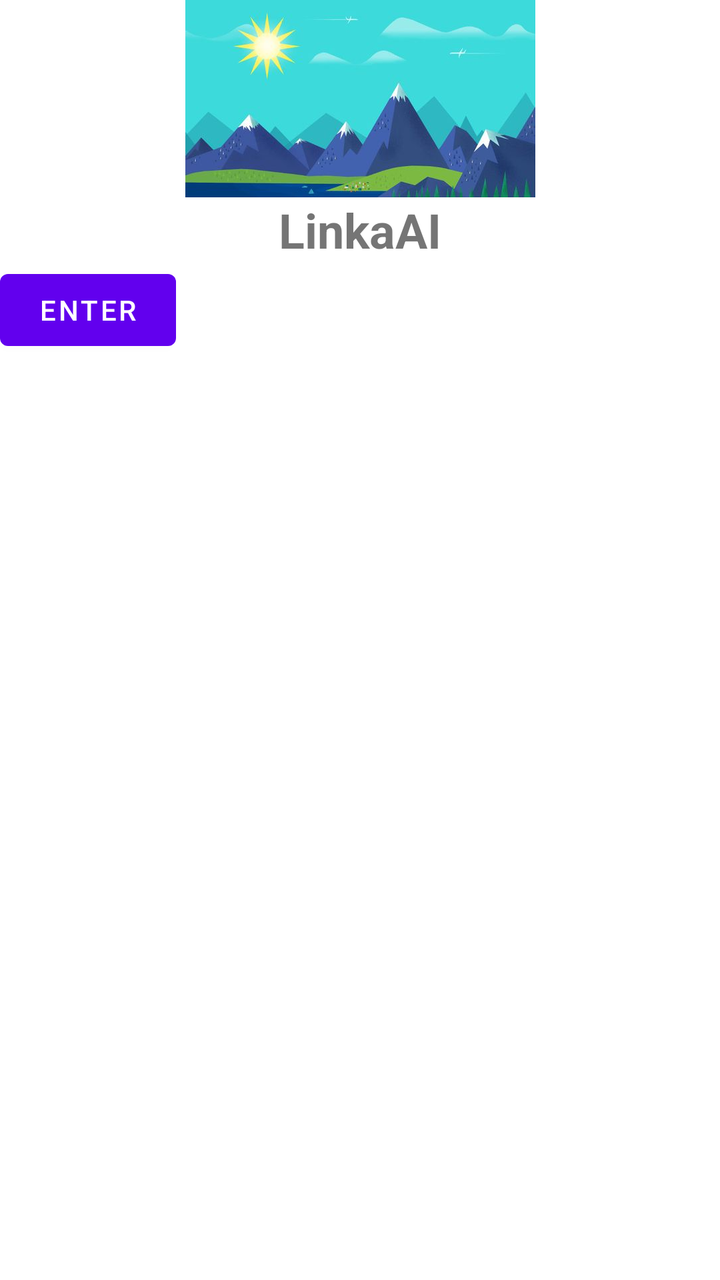
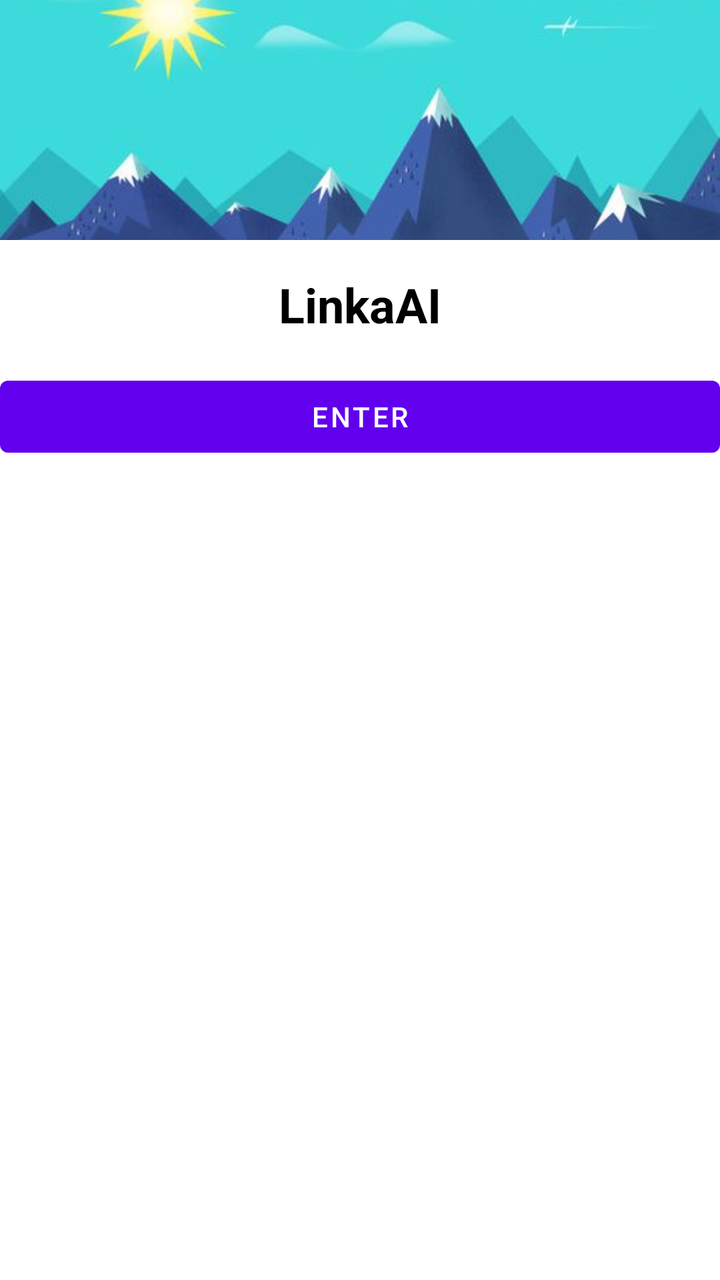

Screens rendered from an Android XML layout before and after an edit, with the pre-edit source and the edit as a unified diff.
<!-- AndroidManifest.xml: fallback theme Theme.MaterialComponents.DayNight.NoActionBar -->
<!-- res/layout/login.xml -->
<?xml version="1.0" encoding="utf-8"?>
<LinearLayout xmlns:android="http://schemas.android.com/apk/res/android"
    android:orientation="vertical"
    android:layout_width="fill_parent"
    android:layout_height="fill_parent">

    <ImageView
        android:layout_width="200dp"
        android:layout_height="wrap_content"
        android:layout_gravity="center"
        android:scaleType="fitCenter"
        android:src="@drawable/landscape" />
    <TextView
        android:id="@+id/txtHome"
        android:layout_width="wrap_content"
        android:layout_height="wrap_content"
        android:text="LinkaAI"
        android:textSize="24sp"
        android:textStyle="bold"
        android:layout_gravity="center" />
    <Button
        android:id="@+id/btnEnter"
        android:text="Enter"
        android:layout_width="wrap_content"
        android:layout_height="wrap_content"/>
</LinearLayout>
<!-- resources referenced by this layout -->
<resources>
  <!-- drawable landscape: jpg bitmap (drawable-hdpi, 6049 bytes) -->
</resources>

<!-- the commit's change to res/layout/login.xml (unified diff, before → after) -->
@@ -2,14 +2,17 @@
 <LinearLayout xmlns:android="http://schemas.android.com/apk/res/android"
     android:orientation="vertical"
     android:layout_width="fill_parent"
-    android:layout_height="fill_parent">
+    android:layout_height="fill_parent"
+    android:gravity="center_horizontal"
+    android:background="#FFFFFF">
 
     <ImageView
-        android:layout_width="200dp"
-        android:layout_height="wrap_content"
-        android:layout_gravity="center"
-        android:scaleType="fitCenter"
+        android:id="@+id/imgLandscape"
+        android:layout_width="fill_parent"
+        android:layout_height="120dp"
+        android:scaleType="centerCrop"
         android:src="@drawable/landscape" />
+
     <TextView
         android:id="@+id/txtHome"
         android:layout_width="wrap_content"
@@ -17,10 +20,16 @@
         android:text="LinkaAI"
         android:textSize="24sp"
         android:textStyle="bold"
-        android:layout_gravity="center" />
+        android:layout_gravity="center"
+        android:textColor="#000000"
+        android:layout_marginTop="16dp" /> 
+
     <Button
         android:id="@+id/btnEnter"
         android:text="Enter"
-        android:layout_width="wrap_content"
-        android:layout_height="wrap_content"/>
+        android:layout_width="fill_parent"
+        android:layout_height="wrap_content" 
+        android:layout_gravity="center"
+        android:layout_marginTop="16dp" />
+
 </LinearLayout>
